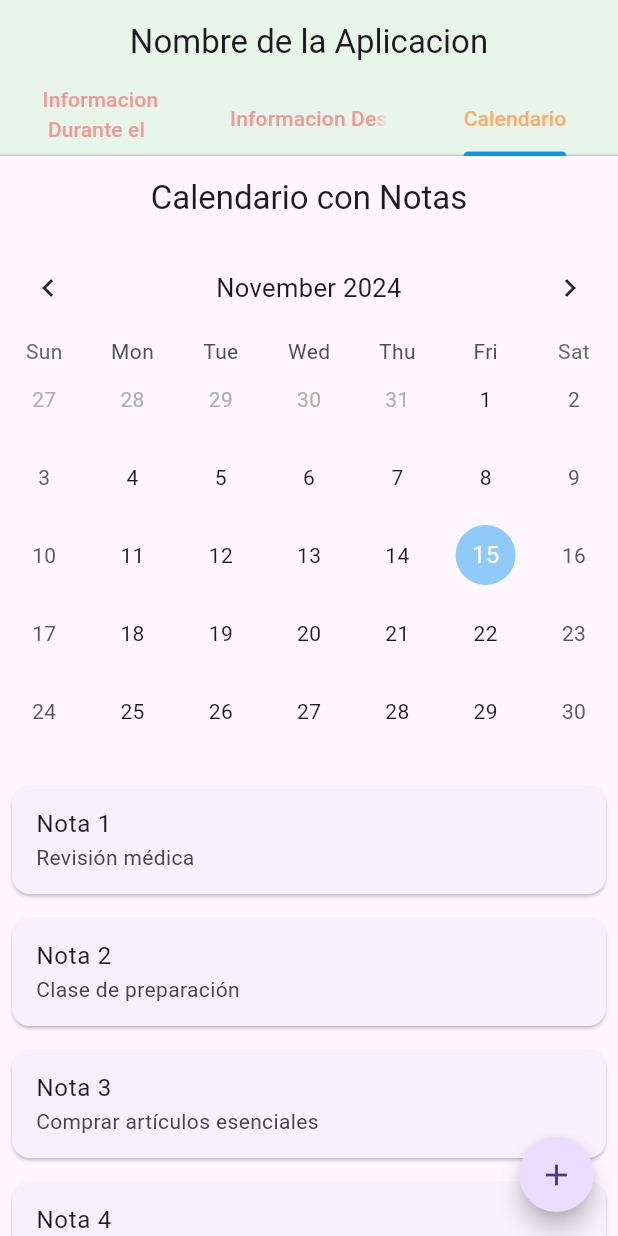
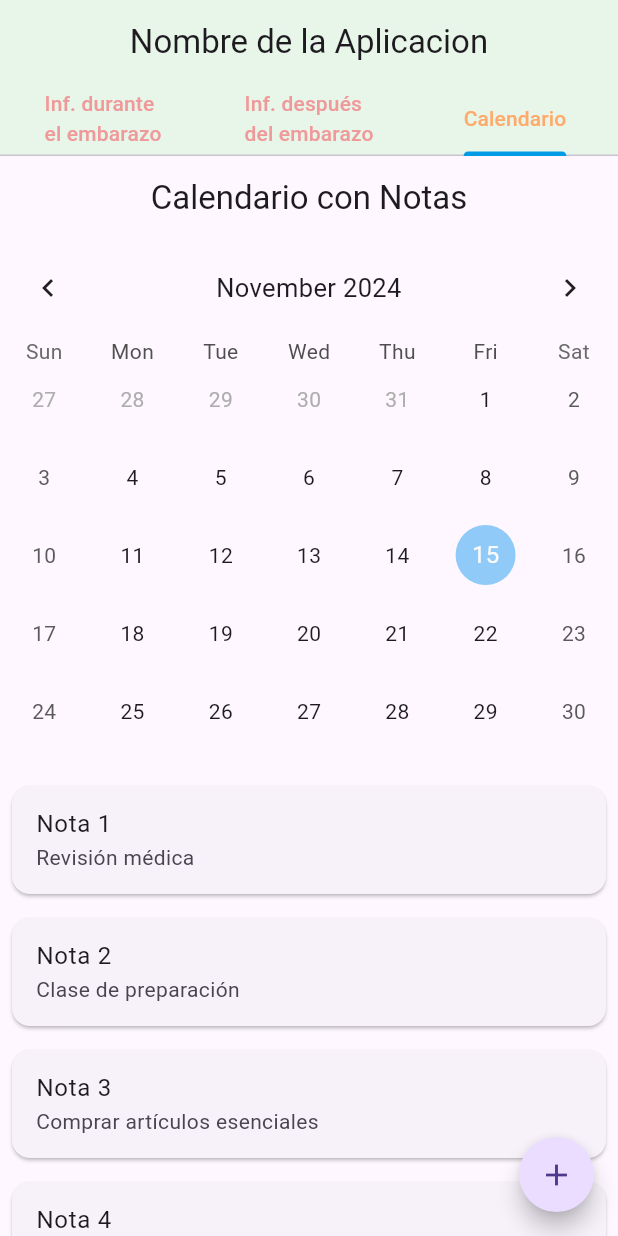
Before and after one commit to edithandrade0301/proyecto_programacion_movil, a Flutter app: the screen it shows after launch, tab 3 chosen, on a phone screen of 412 x 824 dp. Run offline on Flutter 3.47's test engine with Material 3 defaults, Android fonts, the phone set to English and light mode, and no system bars; drawn by our look-alikes of flutter_speed_dial, table_calendar; network calls fail.

Commit message:
inf. tabs

```diff
--- a/lib/main.dart
+++ b/lib/main.dart
@@ -46,8 +46,8 @@ class _MyHomePageState extends State<MyHomePage> {
               unselectedLabelColor: Colors.red[200],
               labelColor: const Color.fromARGB(255, 255, 170, 106),
               tabs: const [
-                Tab(text: 'Informacion \n Durante el \n Embarazo'),
-                Tab(text: 'Informacion Despues del Embarazo'),
+                Tab(text: 'Inf. durante\nel embarazo'),
+                Tab(text: 'Inf. después\ndel embarazo'),
                 Tab(text: 'Calendario')
               ]),
           ),
```
